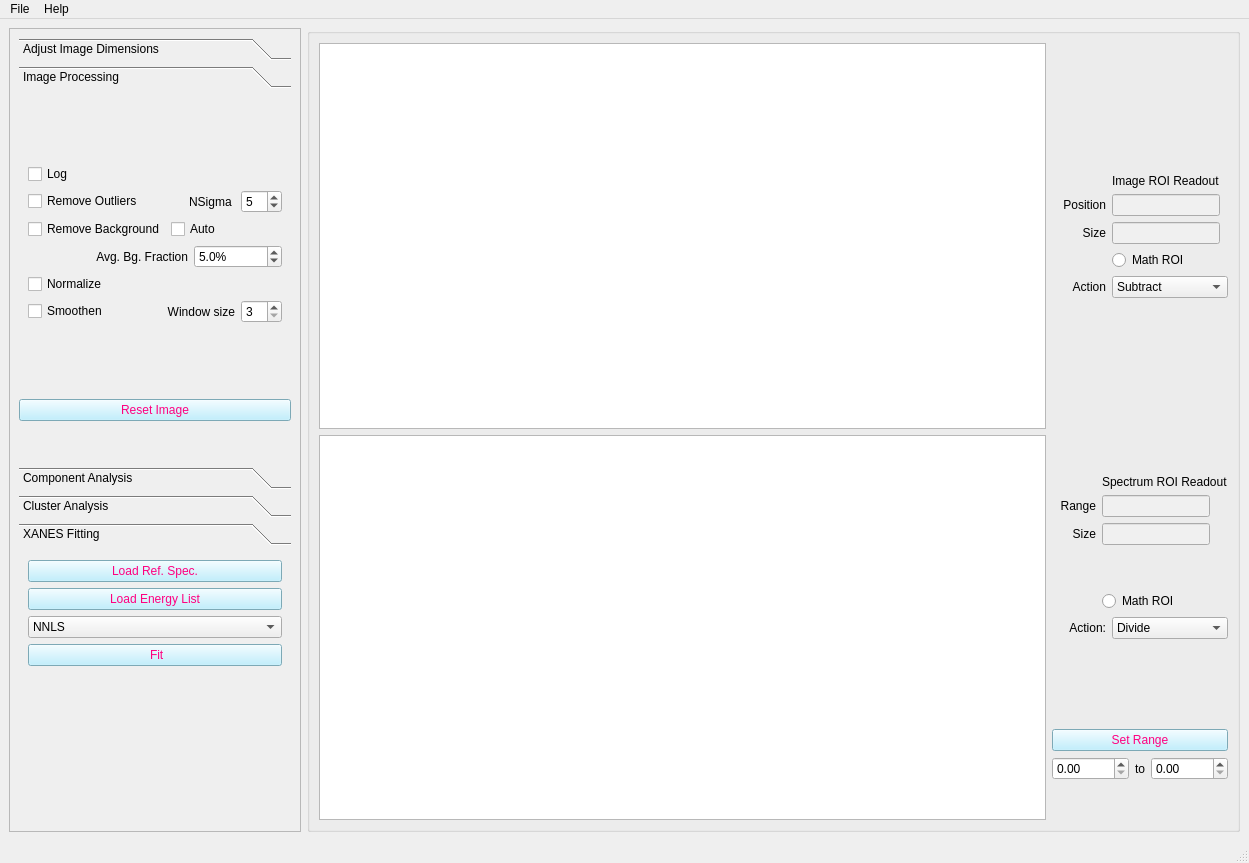
The window that mainwindow_admin.ui (pattammattel/NSLS-II-MIDAS) describes before a commit, drawn with Qt 5.
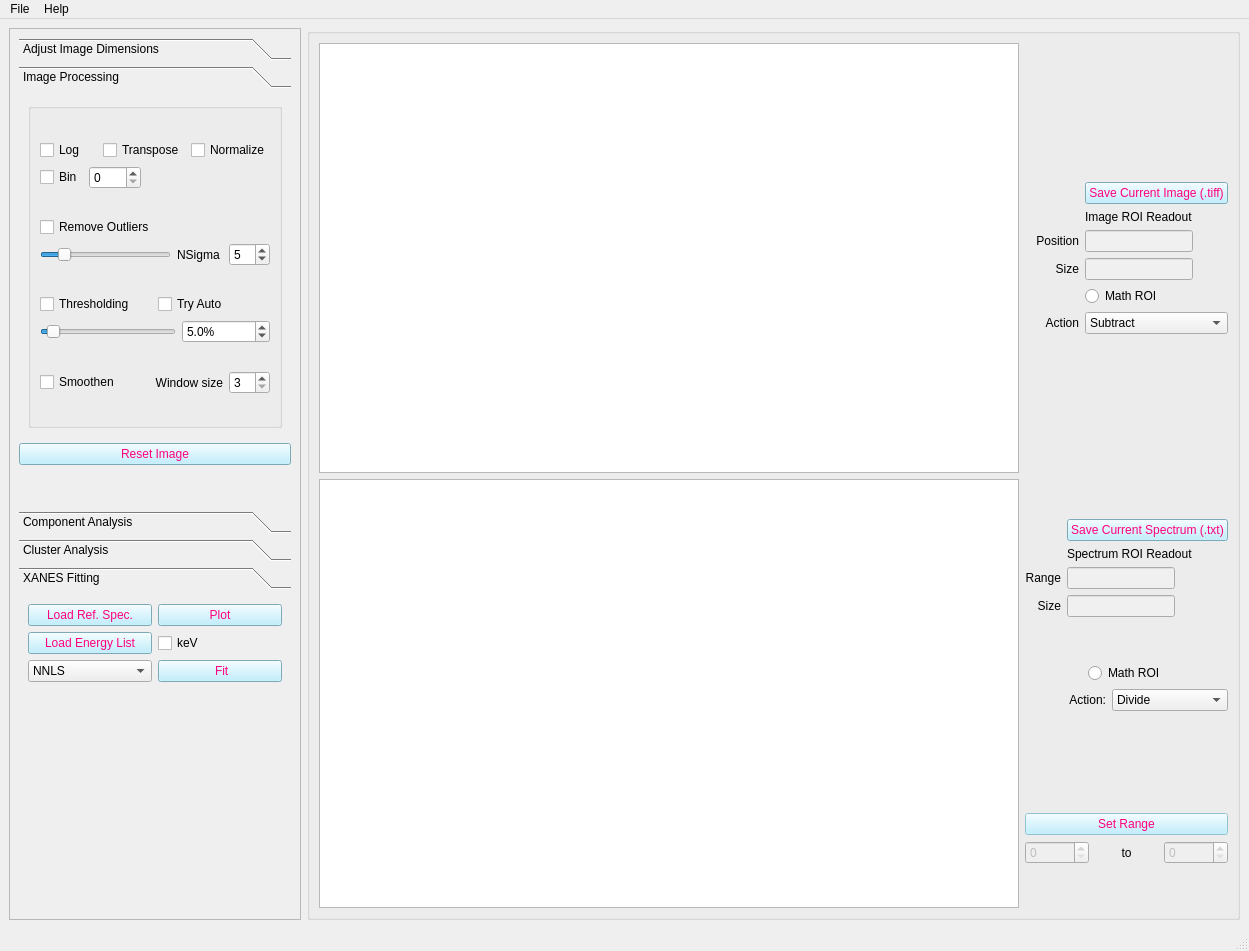
The same window after the commit. The open tabs and pages were chosen to show the change. Custom widgets are drawn as their Qt base class.

The edit to the form file:
```diff
--- a/mainwindow_admin.ui
+++ b/mainwindow_admin.ui
@@ -8,7 +8,7 @@
     <x>0</x>
     <y>0</y>
     <width>1249</width>
-    <height>863</height>
+    <height>951</height>
    </rect>
   </property>
   <property name="sizePolicy">
@@ -59,24 +59,7 @@
        </item>
        <item row="0" column="1">
         <layout class="QGridLayout" name="gridLayout_6">
-         <item row="2" column="1">
-          <widget class="QLineEdit" name="le_roi">
-           <property name="sizePolicy">
-            <sizepolicy hsizetype="Fixed" vsizetype="Fixed">
-             <horstretch>0</horstretch>
-             <verstretch>0</verstretch>
-            </sizepolicy>
-           </property>
-           <property name="styleSheet">
-            <string notr="true">color: rgb(255, 75, 52);
-background-color: rgb(240, 240, 240);</string>
-           </property>
-           <property name="readOnly">
-            <bool>true</bool>
-           </property>
-          </widget>
-         </item>
-         <item row="3" column="1">
+         <item row="4" column="1">
           <widget class="QLineEdit" name="le_roi_size">
            <property name="sizePolicy">
             <sizepolicy hsizetype="Fixed" vsizetype="Fixed">
@@ -93,7 +76,50 @@
            </property>
           </widget>
          </item>
-         <item row="2" column="0">
+         <item row="3" column="1">
+          <widget class="QLineEdit" name="le_roi">
+           <property name="sizePolicy">
+            <sizepolicy hsizetype="Fixed" vsizetype="Fixed">
+             <horstretch>0</horstretch>
+             <verstretch>0</verstretch>
+            </sizepolicy>
+           </property>
+           <property name="styleSheet">
+            <string notr="true">color: rgb(255, 75, 52);
+background-color: rgb(240, 240, 240);</string>
+           </property>
+           <property name="readOnly">
+            <bool>true</bool>
+           </property>
+          </widget>
+         </item>
+         <item row="4" column="0">
+          <widget class="QLabel" name="label_28">
+           <property name="styleSheet">
+            <string notr="true">font: 75 10pt &quot;MS Shell Dlg 2&quot;;</string>
+           </property>
+           <property name="text">
+            <string>Size</string>
+           </property>
+           <property name="alignment">
+            <set>Qt::AlignRight|Qt::AlignTrailing|Qt::AlignVCenter</set>
+           </property>
+          </widget>
+         </item>
+         <item row="0" column="1">
+          <spacer name="verticalSpacer_10">
+           <property name="orientation">
+            <enum>Qt::Vertical</enum>
+           </property>
+           <property name="sizeHint" stdset="0">
+            <size>
+             <width>20</width>
+             <height>40</height>
+            </size>
+           </property>
+          </spacer>
+         </item>
+         <item row="3" column="0">
           <widget class="QLabel" name="label_4">
            <property name="text">
             <string>Position</string>
@@ -103,7 +129,7 @@
            </property>
           </widget>
          </item>
-         <item row="6" column="1">
+         <item row="7" column="1">
           <spacer name="verticalSpacer_8">
            <property name="orientation">
             <enum>Qt::Vertical</enum>
@@ -116,71 +142,14 @@
            </property>
           </spacer>
          </item>
-         <item row="3" column="0">
-          <widget class="QLabel" name="label_28">
-           <property name="styleSheet">
-            <string notr="true">font: 75 10pt &quot;MS Shell Dlg 2&quot;;</string>
-           </property>
-           <property name="text">
-            <string>Size</string>
-           </property>
-           <property name="alignment">
-            <set>Qt::AlignRight|Qt::AlignTrailing|Qt::AlignVCenter</set>
-           </property>
-          </widget>
-         </item>
-         <item row="0" column="1">
-          <spacer name="verticalSpacer_10">
-           <property name="orientation">
-            <enum>Qt::Vertical</enum>
-           </property>
-           <property name="sizeHint" stdset="0">
-            <size>
-             <width>20</width>
-             <height>40</height>
-            </size>
-           </property>
-          </spacer>
-         </item>
-         <item row="1" column="1">
-          <widget class="QLabel" name="label_7">
-           <property name="text">
-            <string>Image ROI Readout</string>
-           </property>
-          </widget>
-         </item>
-         <item row="4" column="1">
+         <item row="5" column="1">
           <widget class="QRadioButton" name="rb_math_roi_img">
            <property name="text">
             <string>Math ROI</string>
            </property>
           </widget>
          </item>
-         <item row="5" column="1">
-          <widget class="QComboBox" name="cb_img_roi_action">
-           <item>
-            <property name="text">
-             <string>Subtract</string>
-            </property>
-           </item>
-           <item>
-            <property name="text">
-             <string>Divide</string>
-            </property>
-           </item>
-           <item>
-            <property name="text">
-             <string>Add</string>
-            </property>
-           </item>
-           <item>
-            <property name="text">
-             <string>Correlation Plot</string>
-            </property>
-           </item>
-          </widget>
-         </item>
-         <item row="5" column="0">
+         <item row="6" column="0">
           <widget class="QLabel" name="label_14">
            <property name="text">
             <string>Action</string>
@@ -190,6 +159,48 @@
            </property>
           </widget>
          </item>
+         <item row="2" column="1">
+          <widget class="QLabel" name="label_7">
+           <property name="text">
+            <string>Image ROI Readout</string>
+           </property>
+          </widget>
+         </item>
+         <item row="6" column="1">
+          <widget class="QComboBox" name="cb_img_roi_action">
+           <item>
+            <property name="text">
+             <string>Subtract</string>
+            </property>
+           </item>
+           <item>
+            <property name="text">
+             <string>Divide</string>
+            </property>
+           </item>
+           <item>
+            <property name="text">
+             <string>Add</string>
+            </property>
+           </item>
+           <item>
+            <property name="text">
+             <string>Compare</string>
+            </property>
+           </item>
+          </widget>
+         </item>
+         <item row="1" column="1">
+          <widget class="QPushButton" name="pb_save_disp_img">
+           <property name="styleSheet">
+            <string notr="true">background-color: rgb(175, 236, 255);
+color: rgb(255, 0, 127);</string>
+           </property>
+           <property name="text">
+            <string>Save Current Image (.tiff)</string>
+           </property>
+          </widget>
+         </item>
         </layout>
        </item>
        <item row="1" column="0">
@@ -199,24 +210,7 @@
         <layout class="QGridLayout" name="gridLayout_22">
          <item row="0" column="0">
           <layout class="QGridLayout" name="gridLayout_11">
-           <item row="2" column="1">
-            <widget class="QLineEdit" name="le_spec_roi">
-             <property name="sizePolicy">
-              <sizepolicy hsizetype="Fixed" vsizetype="Fixed">
-               <horstretch>0</horstretch>
-               <verstretch>0</verstretch>
-              </sizepolicy>
-             </property>
-             <property name="styleSheet">
-              <string notr="true">color: rgb(255, 75, 52);
-background-color: rgb(240, 240, 240);</string>
-             </property>
-             <property name="readOnly">
-              <bool>true</bool>
-             </property>
-            </widget>
-           </item>
-           <item row="2" column="0">
+           <item row="4" column="0">
             <widget class="QLabel" name="label_8">
              <property name="text">
               <string>Range</string>
@@ -226,7 +220,24 @@
              </property>
             </widget>
            </item>
-           <item row="3" column="0">
+           <item row="4" column="1">
+            <widget class="QLineEdit" name="le_spec_roi">
+             <property name="sizePolicy">
+              <sizepolicy hsizetype="Fixed" vsizetype="Fixed">
+               <horstretch>0</horstretch>
+               <verstretch>0</verstretch>
+              </sizepolicy>
+             </property>
+             <property name="styleSheet">
+              <string notr="true">color: rgb(255, 75, 52);
+background-color: rgb(240, 240, 240);</string>
+             </property>
+             <property name="readOnly">
+              <bool>true</bool>
+             </property>
+            </widget>
+           </item>
+           <item row="5" column="0">
             <widget class="QLabel" name="label_29">
              <property name="styleSheet">
               <string notr="true">font: 75 10pt &quot;MS Shell Dlg 2&quot;;</string>
@@ -239,7 +250,7 @@
              </property>
             </widget>
            </item>
-           <item row="0" column="1">
+           <item row="1" column="1">
             <spacer name="verticalSpacer_7">
              <property name="orientation">
               <enum>Qt::Vertical</enum>
@@ -252,7 +263,7 @@
              </property>
             </spacer>
            </item>
-           <item row="3" column="1">
+           <item row="5" column="1">
             <widget class="QLineEdit" name="le_spec_roi_size">
              <property name="sizePolicy">
               <sizepolicy hsizetype="Fixed" vsizetype="Fixed">
@@ -269,14 +280,14 @@
              </property>
             </widget>
            </item>
-           <item row="1" column="1">
+           <item row="3" column="1">
             <widget class="QLabel" name="label_3">
              <property name="text">
               <string>Spectrum ROI Readout</string>
              </property>
             </widget>
            </item>
-           <item row="4" column="1">
+           <item row="6" column="1">
             <spacer name="verticalSpacer_3">
              <property name="orientation">
               <enum>Qt::Vertical</enum>
@@ -289,6 +300,17 @@
              </property>
             </spacer>
            </item>
+           <item row="2" column="1">
+            <widget class="QPushButton" name="pb_save_disp_spec">
+             <property name="styleSheet">
+              <string notr="true">background-color: rgb(175, 236, 255);
+color: rgb(255, 0, 127);</string>
+             </property>
+             <property name="text">
+              <string>Save Current Spectrum (.txt)</string>
+             </property>
+            </widget>
+           </item>
           </layout>
          </item>
          <item row="1" column="0">
@@ -352,43 +374,8 @@
            </item>
           </layout>
          </item>
-         <item row="2" column="0">
-          <spacer name="verticalSpacer_4">
-           <property name="orientation">
-            <enum>Qt::Vertical</enum>
-           </property>
-           <property name="sizeHint" stdset="0">
-            <size>
-             <width>20</width>
-             <height>40</height>
-            </size>
-           </property>
-          </spacer>
-         </item>
          <item row="3" column="0">
           <layout class="QGridLayout" name="gridLayout_12">
-           <item row="1" column="1">
-            <widget class="QLabel" name="label_21">
-             <property name="text">
-              <string>to</string>
-             </property>
-             <property name="alignment">
-              <set>Qt::AlignCenter</set>
-             </property>
-            </widget>
-           </item>
-           <item row="0" column="0" colspan="3">
-            <widget class="QPushButton" name="pb_set_spec_roi">
-             <property name="styleSheet">
-              <string notr="true">background-color: rgb(175, 236, 255);
-color: rgb(255, 0, 127);
-</string>
-             </property>
-             <property name="text">
-              <string>Set Range</string>
-             </property>
-            </widget>
-           </item>
            <item row="2" column="0">
             <spacer name="verticalSpacer_9">
              <property name="orientation">
@@ -402,8 +389,24 @@
              </property>
             </spacer>
            </item>
+           <item row="1" column="1">
+            <widget class="QLabel" name="label_21">
+             <property name="text">
+              <string>to</string>
+             </property>
+             <property name="alignment">
+              <set>Qt::AlignCenter</set>
+             </property>
+            </widget>
+           </item>
            <item row="1" column="0">
             <widget class="QDoubleSpinBox" name="sb_roi_spec_s">
+             <property name="enabled">
+              <bool>false</bool>
+             </property>
+             <property name="decimals">
+              <number>0</number>
+             </property>
              <property name="maximum">
               <double>50000.000000000000000</double>
              </property>
@@ -414,6 +417,12 @@
            </item>
            <item row="1" column="2">
             <widget class="QDoubleSpinBox" name="sb_roi_spec_e">
+             <property name="enabled">
+              <bool>false</bool>
+             </property>
+             <property name="decimals">
+              <number>0</number>
+             </property>
              <property name="maximum">
               <double>50000.000000000000000</double>
              </property>
@@ -422,8 +431,36 @@
              </property>
             </widget>
            </item>
+           <item row="0" column="0" colspan="3">
+            <widget class="QPushButton" name="pb_set_spec_roi">
+             <property name="enabled">
+              <bool>false</bool>
+             </property>
+             <property name="styleSheet">
+              <string notr="true">background-color: rgb(175, 236, 255);
+color: rgb(255, 0, 127);
+</string>
+             </property>
+             <property name="text">
+              <string>Set Range</string>
+             </property>
+            </widget>
+           </item>
           </layout>
          </item>
+         <item row="2" column="0">
+          <spacer name="verticalSpacer_4">
+           <property name="orientation">
+            <enum>Qt::Vertical</enum>
+           </property>
+           <property name="sizeHint" stdset="0">
+            <size>
+             <width>20</width>
+             <height>40</height>
+            </size>
+           </property>
+          </spacer>
+         </item>
         </layout>
        </item>
       </layout>
@@ -454,8 +491,8 @@
         <rect>
          <x>0</x>
          <y>0</y>
-         <width>368</width>
-         <height>786</height>
+         <width>352</width>
+         <height>874</height>
         </rect>
        </property>
        <layout class="QGridLayout" name="gridLayout_9">
@@ -471,7 +508,7 @@
            <string notr="true">font: 10pt &quot;Segoe UI&quot;;</string>
           </property>
           <property name="currentIndex">
-           <number>0</number>
+           <number>1</number>
           </property>
           <widget class="QWidget" name="page">
            <property name="geometry">
@@ -479,13 +516,13 @@
              <x>0</x>
              <y>0</y>
              <width>346</width>
-             <height>256</height>
+             <height>160</height>
             </rect>
            </property>
            <attribute name="label">
             <string>Adjust Image Dimensions</string>
            </attribute>
-           <layout class="QGridLayout" name="gridLayout_21">
+           <layout class="QGridLayout" name="gridLayout_7">
             <item row="0" column="0">
              <layout class="QGridLayout" name="gridLayout_10">
               <item row="0" column="0" colspan="2">
@@ -703,20 +740,29 @@
             <rect>
              <x>0</x>
              <y>0</y>
-             <width>346</width>
-             <height>256</height>
+             <width>330</width>
+             <height>300</height>
             </rect>
            </property>
            <attribute name="label">
             <string>Image Processing</string>
            </attribute>
-           <layout class="QGridLayout" name="gridLayout_7">
+           <layout class="QGridLayout" name="gridLayout_8">
+            <item row="0" column="0">
+             <widget class="QGroupBox" name="groupBox">
+              <property name="title">
+               <string/>
+              </property>
+              <layout class="QGridLayout" name="gridLayout_24">
             <item row="0" column="0">
              <layout class="QGridLayout" name="gridLayout_3">
-              <item row="0" column="0">
+                 <property name="bottomMargin">
+                  <number>0</number>
+                 </property>
+                 <item row="0" column="0" colspan="2">
                <widget class="QCheckBox" name="cb_log">
                 <property name="styleSheet">
-                 <string notr="true">font: 12pt &quot;MS Shell Dlg 2&quot;;</string>
+                    <string notr="true"/>
                 </property>
                 <property name="text">
                  <string>Log </string>
@@ -726,68 +772,55 @@
                 </property>
                </widget>
               </item>
-              <item row="1" column="0">
-               <layout class="QGridLayout" name="gridLayout_8">
-                <item row="2" column="0">
+                 <item row="0" column="2" colspan="2">
+                  <widget class="QCheckBox" name="checkBox">
+                   <property name="text">
+                    <string>Transpose</string>
+                   </property>
+                  </widget>
+                 </item>
+                 <item row="0" column="4">
                  <widget class="QCheckBox" name="cb_norm">
                   <property name="text">
                    <string>Normalize</string>
                   </property>
                  </widget>
                 </item>
-                <item row="3" column="0">
-                 <layout class="QHBoxLayout" name="horizontalLayout_4">
-                  <item>
-                   <widget class="QCheckBox" name="cb_smooth">
+                 <item row="1" column="0">
+                  <widget class="QCheckBox" name="checkBox_2">
                     <property name="text">
-                     <string>Smoothen</string>
+                    <string>Bin</string>
                     </property>
                    </widget>
                   </item>
-                  <item>
-                   <widget class="QLabel" name="label_23">
-                    <property name="text">
-                     <string>Window size</string>
-                    </property>
-                    <property name="alignment">
-                     <set>Qt::AlignRight|Qt::AlignTrailing|Qt::AlignVCenter</set>
-                    </property>
-                   </widget>
-                  </item>
-                  <item>
-                   <widget class="QSpinBox" name="sb_smooth_size">
-                    <property name="sizePolicy">
-                     <sizepolicy hsizetype="Fixed" vsizetype="Fixed">
-                      <horstretch>0</horstretch>
-                      <verstretch>0</verstretch>
-                     </sizepolicy>
-                    </property>
-                    <property name="inputMethodHints">
-                     <set>Qt::ImhDigitsOnly</set>
-                    </property>
-                    <property name="minimum">
-                     <number>3</number>
-                    </property>
-                    <property name="singleStep">
-                     <number>2</number>
-                    </property>
-                    <property name="value">
-                     <number>3</number>
-                    </property>
-                   </widget>
+                 <item row="1" column="1" colspan="2">
+                  <widget class="QSpinBox" name="spinBox"/>
                   </item>
                  </layout>
                 </item>
+               <item row="1" column="0">
+                <layout class="QGridLayout" name="gridLayout_21">
                 <item row="0" column="0">
-                 <layout class="QHBoxLayout" name="horizontalLayout">
-                  <item>
                    <widget class="QCheckBox" name="cb_remove_outliers">
                     <property name="text">
                      <string>Remove Outliers</string>
                     </property>
                    </widget>
                   </item>
-                  <item>
+                 <item row="1" column="0">
+                  <widget class="QSlider" name="horizontalSlider_2">
+                   <property name="maximum">
+                    <number>20</number>
+                   </property>
+                   <property name="value">
+                    <number>3</number>
+                   </property>
+                   <property name="orientation">
+                    <enum>Qt::Horizontal</enum>
+                   </property>
+                  </widget>
+                 </item>
+                 <item row="1" column="1">
                    <widget class="QLabel" name="label_6">
                     <property name="text">
                      <string>NSigma </string>
@@ -797,7 +830,7 @@
                     </property>
                    </widget>
                   </item>
-                  <item>
+                 <item row="1" column="2">
                    <widget class="QSpinBox" name="sb_tolerence">
                     <property name="sizePolicy">
                      <sizepolicy hsizetype="Fixed" vsizetype="Fixed">
@@ -812,35 +845,44 @@
                   </item>
                  </layout>
                 </item>
-                <item row="1" column="0">
+               <item row="2" column="0">
                  <layout class="QGridLayout" name="gridLayout_5">
                   <item row="0" column="0">
-                   <layout class="QHBoxLayout" name="horizontalLayout_2">
+                  <layout class="QHBoxLayout" name="horizontalLayout_3">
                     <item>
                      <widget class="QCheckBox" name="cb_remove_bg">
                       <property name="text">
-                       <string>Remove Background</string>
+                      <string>Thresholding</string>
                       </property>
                      </widget>
                     </item>
                     <item>
                      <widget class="QCheckBox" name="cb_bg_auto">
                       <property name="text">
-                       <string>Auto</string>
+                      <string>Try Auto</string>
                       </property>
                      </widget>
                     </item>
                    </layout>
                   </item>
                   <item row="1" column="0">
-                   <layout class="QHBoxLayout" name="horizontalLayout_3">
+                  <layout class="QHBoxLayout" name="horizontalLayout_2">
                     <item>
-                     <widget class="QLabel" name="label_12">
-                      <property name="text">
-                       <string>Avg. Bg. Fraction</string>
-                      </property>
-                      <property name="alignment">
-                       <set>Qt::AlignRight|Qt::AlignTrailing|Qt::AlignVCenter</set>
+                    <widget class="QSlider" name="horizontalSlider">
+                     <property name="maximum">
+                      <number>100</number>
+                     </property>
+                     <property name="singleStep">
+                      <number>5</number>
+                     </property>
+                     <property name="pageStep">
+                      <number>5</number>
+                     </property>
+                     <property name="value">
+                      <number>5</number>
+                     </property>
+                     <property name="orientation">
+                      <enum>Qt::Horizontal</enum>
                       </property>
                      </widget>
                     </item>
@@ -852,6 +894,9 @@
                         <verstretch>0</verstretch>
                        </sizepolicy>
                       </property>
+                     <property name="styleSheet">
+                      <string notr="true"/>
+                     </property>
                       <property name="suffix">
                        <string>%</string>
                       </property>
@@ -873,29 +918,55 @@
                   </item>
                  </layout>
                 </item>
-               </layout>
-              </item>
-             </layout>
-            </item>
-           </layout>
-          </widget>
-         </widget>
-        </item>
-        <item row="1" column="0">
-         <layout class="QGridLayout" name="gridLayout_13">
-          <item row="0" column="0">
-           <widget class="QPushButton" name="pb_reset_img">
-            <property name="styleSheet">
-             <string notr="true">background-color: rgb(175, 236, 255);
-color: rgb(255, 0, 127);
-</string>
-            </property>
-            <property name="text">
-             <string>Reset Image</string>
-            </property>
+               <item row="3" column="0">
+                <layout class="QHBoxLayout" name="horizontalLayout_4">
+                 <item>
+                  <widget class="QCheckBox" name="cb_smooth">
+                   <property name="text">
+                    <string>Smoothen</string>
+                   </property>
+                  </widget>
+                 </item>
+                 <item>
+                  <widget class="QLabel" name="label_23">
+                   <property name="text">
+                    <string>Window size</string>
+                   </property>
+                   <property name="alignment">
+                    <set>Qt::AlignRight|Qt::AlignTrailing|Qt::AlignVCenter</set>
+                   </property>
+                  </widget>
+                 </item>
+                 <item>
+                  <widget class="QSpinBox" name="sb_smooth_size">
+                   <property name="sizePolicy">
+                    <sizepolicy hsizetype="Fixed" vsizetype="Fixed">
+                     <horstretch>0</horstretch>
+                     <verstretch>0</verstretch>
+                    </sizepolicy>
+                   </property>
+                   <property name="inputMethodHints">
+                    <set>Qt::ImhDigitsOnly</set>
+                   </property>
+                   <property name="minimum">
+                    <number>3</number>
+                   </property>
+                   <property name="singleStep">
+                    <number>2</number>
+                   </property>
+                   <property name="value">
+                    <number>3</number>
+                   </property>
            </widget>
           </item>
          </layout>
+               </item>
+              </layout>
+             </widget>
+            </item>
+           </layout>
+          </widget>
+         </widget>
         </item>
         <item row="2" column="0">
          <spacer name="verticalSpacer_2">
@@ -913,18 +984,34 @@
           </property>
          </spacer>
         </item>
+        <item row="1" column="0">
+         <layout class="QGridLayout" name="gridLayout_13">
+          <item row="0" column="0">
+           <widget class="QPushButton" name="pb_reset_img">
+            <property name="styleSheet">
+             <string notr="true">background-color: rgb(175, 236, 255);
+color: rgb(255, 0, 127);
+</string>
+            </property>
+            <property name="text">
+             <string>Reset Image</string>
+            </property>
+           </widget>
+          </item>
+         </layout>
+        </item>
         <item row="3" column="0">
          <widget class="QToolBox" name="toolBox_2">
           <property name="currentIndex">
-           <number>0</number>
+           <number>2</number>
           </property>
           <widget class="QWidget" name="page_5">
            <property name="geometry">
             <rect>
              <x>0</x>
              <y>0</y>
-             <width>346</width>
-             <height>203</height>
+             <width>296</width>
+             <height>185</height>
             </rect>
            </property>
            <attribute name="label">
@@ -1053,8 +1140,8 @@
             <rect>
              <x>0</x>
              <y>0</y>
-             <width>346</width>
-             <height>203</height>
+             <width>308</width>
+             <height>185</height>
             </rect>
            </property>
            <attribute name="label">
@@ -1178,8 +1265,8 @@
             <rect>
              <x>0</x>
              <y>0</y>
-             <width>346</width>
-             <height>237</height>
+             <width>330</width>
+             <height>247</height>
             </rect>
            </property>
            <attribute name="label">
@@ -1188,20 +1275,71 @@
            <layout class="QGridLayout" name="gridLayout_20">
             <item row="0" column="0">
              <layout class="QGridLayout" name="gridLayout_2">
-              <item row="4" column="0">
-               <spacer name="verticalSpacer">
-                <property name="orientation">
-                 <enum>Qt::Vertical</enum>
-                </property>
-                <property name="sizeHint" stdset="0">
-                 <size>
-                  <width>20</width>
-                  <height>40</height>
-                 </size>
-                </property>
-               </spacer>
+              <item row="0" column="0">
+               <layout class="QHBoxLayout" name="horizontalLayout_6">
+                <item>
+                 <widget class="QPushButton" name="pb_ref_xanes">
+                  <property name="sizePolicy">
+                   <sizepolicy hsizetype="Preferred" vsizetype="Preferred">
+                    <horstretch>0</horstretch>
+                    <verstretch>0</verstretch>
+                   </sizepolicy>
+                  </property>
+                  <property name="styleSheet">
+                   <string notr="true">background-color: rgb(175, 236, 255);
+color: rgb(255, 0, 127);
+</string>
+                  </property>
+                  <property name="text">
+                   <string>Load Ref. Spec.</string>
+                  </property>
+                 </widget>
+                </item>
+                <item>
+                 <widget class="QPushButton" name="pb_plot_refs">
+                  <property name="styleSheet">
+                   <string notr="true">background-color: rgb(175, 236, 255);
+color: rgb(255, 0, 127);</string>
+                  </property>
+                  <property name="text">
+                   <string>Plot</string>
+                  </property>
+                 </widget>
+                </item>
+               </layout>
+              </item>
+              <item row="1" column="0">
+               <layout class="QHBoxLayout" name="horizontalLayout_5">
+                <item>
+                 <widget class="QPushButton" name="pb_elist_xanes">
+                  <property name="sizePolicy">
+                   <sizepolicy hsizetype="Preferred" vsizetype="Preferred">
+                    <horstretch>0</horstretch>
+                    <verstretch>0</verstretch>
+                   </sizepolicy>
+                  </property>
+                  <property name="styleSheet">
+                   <string notr="true">background-color: rgb(175, 236, 255);
+color: rgb(255, 0, 127);
+</string>
+                  </property>
+                  <property name="text">
+                   <string>Load Energy List</string>
+                  </property>
+                 </widget>
+                </item>
+                <item>
+                 <widget class="QCheckBox" name="cb_kev_flag">
+                  <property name="text">
+                   <string>keV</string>
+                  </property>
+                 </widget>
+                </item>
+               </layout>
               </item>
               <item row="2" column="0">
+               <layout class="QHBoxLayout" name="horizontalLayout_7">
+                <item>
                <widget class="QComboBox" name="cb_xanes_fitting_method">
                 <item>
                  <property name="text">
@@ -1210,7 +1348,7 @@
                 </item>
                </widget>
               </item>
-              <item row="3" column="0">
+                <item>
                <widget class="QPushButton" name="pb_xanes_fit">
                 <property name="enabled">
                  <bool>true</bool>
@@ -1231,41 +1369,20 @@
                 </property>
                </widget>
               </item>
-              <item row="0" column="0">
-               <widget class="QPushButton" name="pb_ref_xanes">
-                <property name="sizePolicy">
-                 <sizepolicy hsizetype="Preferred" vsizetype="Preferred">
-                  <horstretch>0</horstretch>
-                  <verstretch>0</verstretch>
-                 </sizepolicy>
-                </property>
-                <property name="styleSheet">
-                 <string notr="true">background-color: rgb(175, 236, 255);
-color: rgb(255, 0, 127);
-</string>
-                </property>
-                <property name="text">
-                 <string>Load Ref. Spec.</string>
-                </property>
-               </widget>
+               </layout>
               </item>
-              <item row="1" column="0">
-               <widget class="QPushButton" name="pb_elist_xanes">
-                <property name="sizePolicy">
-                 <sizepolicy hsizetype="Preferred" vsizetype="Preferred">
-                  <horstretch>0</horstretch>
-                  <verstretch>0</verstretch>
-                 </sizepolicy>
+              <item row="3" column="0">
+               <spacer name="verticalSpacer">
+                <property name="orientation">
+                 <enum>Qt::Vertical</enum>
                 </property>
-                <property name="styleSheet">
-                 <string notr="true">background-color: rgb(175, 236, 255);
-color: rgb(255, 0, 127);
-</string>
+                <property name="sizeHint" stdset="0">
+                 <size>
+                  <width>20</width>
+                  <height>40</height>
+                 </size>
                 </property>
-                <property name="text">
-                 <string>Load Energy List</string>
-                </property>
-               </widget>
+               </spacer>
               </item>
              </layout>
             </item>
@@ -1300,6 +1417,7 @@
      <string>File</string>
     </property>
     <addaction name="actionOpen_Image_Data"/>
+    <addaction name="actionOpen_Multiple_Files"/>
     <addaction name="actionLoad_Energy"/>
     <addaction name="actionSave_as"/>
     <addaction name="actionExit"/>
@@ -1341,7 +1459,7 @@
   </action>
   <action name="actionSave_as">
    <property name="text">
-    <string>Save As</string>
+    <string>Export Tiff Stack</string>
    </property>
    <property name="shortcut">
     <string>Ctrl+S</string>
@@ -1390,6 +1508,11 @@
     <string>Ctrl+E</string>
    </property>
   </action>
+  <action name="actionOpen_Multiple_Files">
+   <property name="text">
+    <string>Open Multiple Files</string>
+   </property>
+  </action>
  </widget>
  <customwidgets>
   <customwidget>
```
Lines whose indentation alone changed are shown as unchanged.
